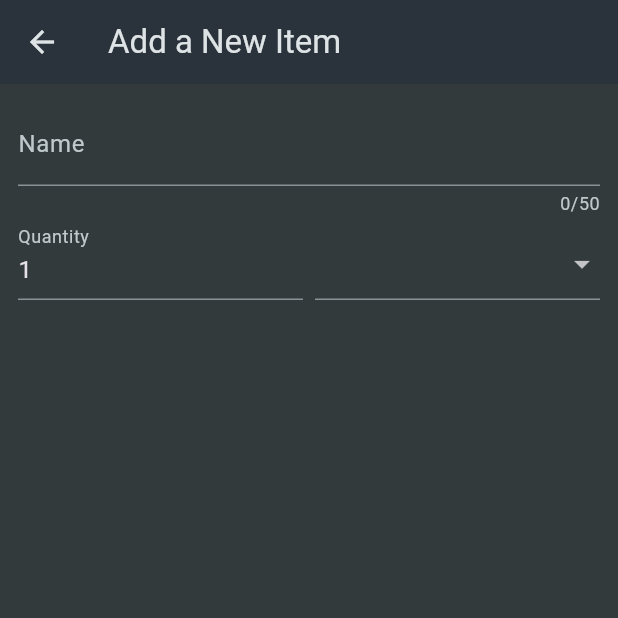
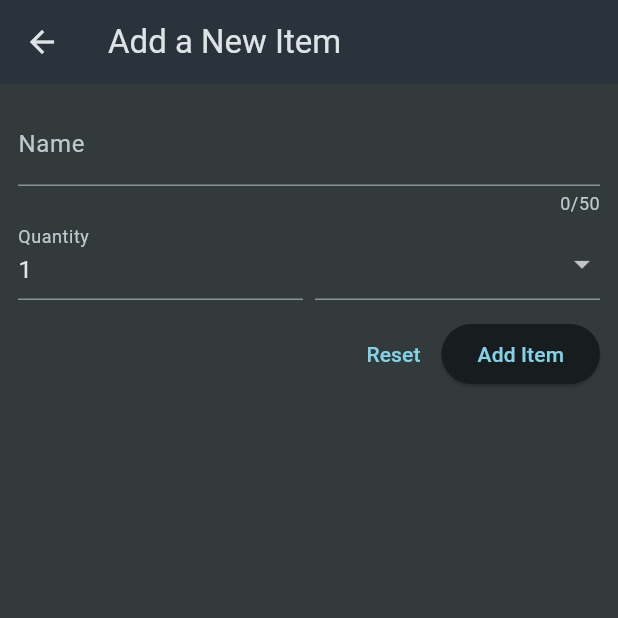
Before and after one commit to mohdshahzil/shopping_list, a Flutter app: the NewItem screen opened directly, on a phone screen of 412 x 824 dp, the top half of it. Run offline on Flutter 3.47's test engine with Material 3 defaults, Android fonts, the phone set to English and light mode, and no system bars.

Commit message:
buttons added

```diff
--- a/lib/widgets/new_item.dart
+++ b/lib/widgets/new_item.dart
@@ -64,6 +64,15 @@ class _NewItemState extends State<NewItem> {
                     ], onChanged: (value) {}),
                   )
                 ],
+              ),
+              const SizedBox(height: 12),
+              Row(
+                mainAxisAlignment: MainAxisAlignment.end,
+                children: [
+                  TextButton(onPressed: () {}, child: const Text('Reset')),
+                  ElevatedButton(
+                      onPressed: () {}, child: const Text('Add Item'))
+                ],
               )
             ],
           ),
```
